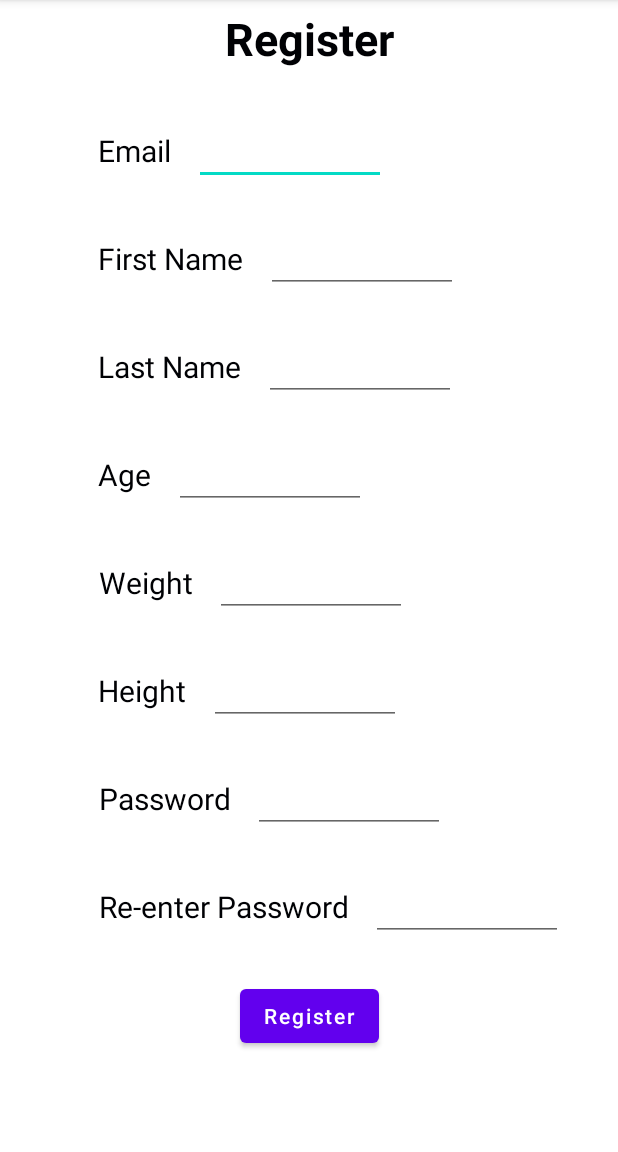
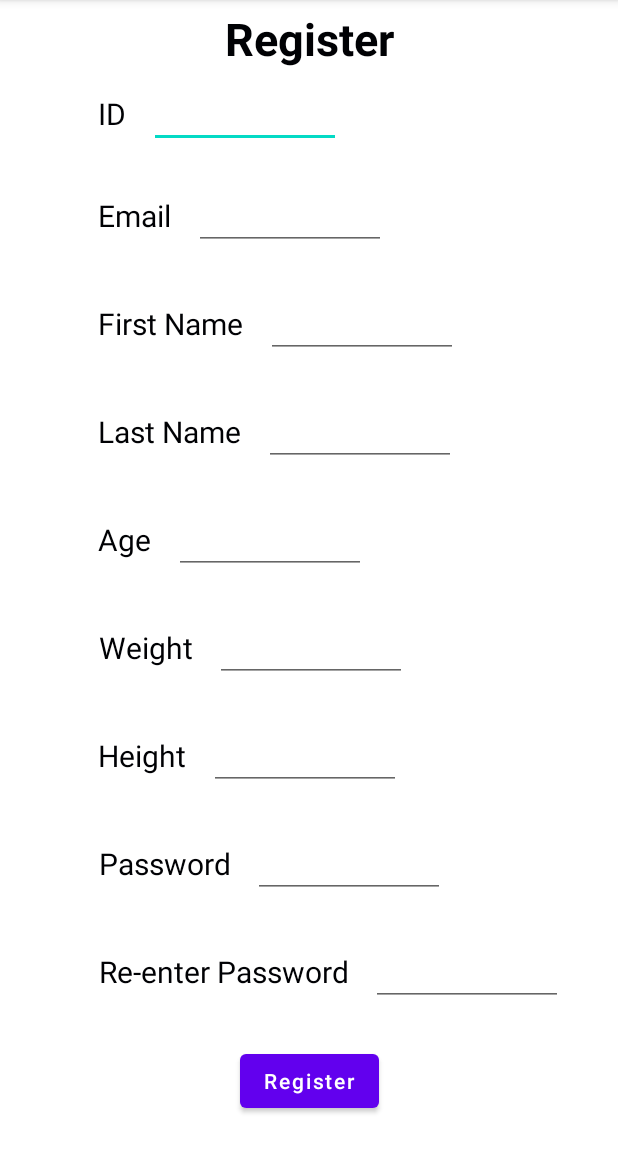
Before and after one commit to LlockieLleone/NutritiousLife, an Android app: the Register screen opened directly, with no data from a screen before it, on a phone screen of 412 x 824 dp, the part 84-1236 px from its top. Run offline under Robolectric (Android 15) with nearby library versions, the phone set to English and light mode, and no system bars; our stand-ins replace Firebase (no records; nobody signed in at launch, a user with empty details on screens opened directly).

Commit message:
Update activity_register.xml

```diff
--- a/app/src/main/res/layout/activity_register.xml
+++ b/app/src/main/res/layout/activity_register.xml
@@ -18,6 +18,30 @@
         style="@style/titleStyle"/>
 
     <TextView
+        android:id="@+id/textViewId"
+        style="@style/textViewStyle"
+        android:layout_width="wrap_content"
+        android:layout_height="wrap_content"
+        android:layout_marginLeft="60dp"
+        android:layout_marginTop="5dp"
+        android:text="ID"
+        android:textSize="20sp"
+        app:layout_constraintLeft_toLeftOf="parent"
+        app:layout_constraintTop_toBottomOf="@+id/textViewTitle" />
+
+    <EditText
+        android:id="@+id/editTextId"
+        android:layout_width="wrap_content"
+        android:layout_height="wrap_content"
+        android:layout_marginLeft="10dp"
+        android:ems="6"
+        android:text=""
+        app:layout_constraintBottom_toBottomOf="@id/textViewId"
+        app:layout_constraintLeft_toRightOf="@id/textViewId"
+        app:layout_constraintTop_toTopOf="@id/textViewId" />
+
+
+    <TextView
         android:id="@+id/textViewEmail"
         android:layout_width="wrap_content"
         android:layout_height="wrap_content"
@@ -26,7 +50,7 @@
         app:layout_constraintLeft_toLeftOf="parent"
         android:layout_marginLeft="60dp"
         android:layout_marginTop="30dp"
-        app:layout_constraintTop_toBottomOf="@+id/textViewTitle"
+        app:layout_constraintTop_toBottomOf="@+id/textViewId"
         style="@style/textViewStyle"/>
 
     <EditText
```
